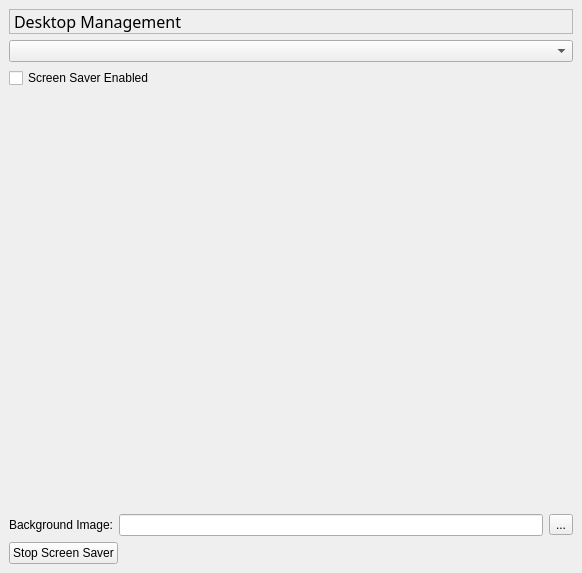
patrickhartling/maestro, file trunk/maestro/gui/plugins/views/desktop/DesktopViewerBase.ui: the form before one commit.
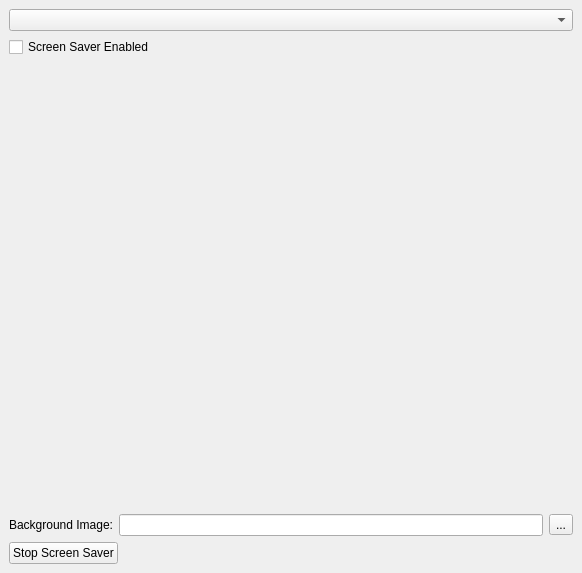
The form after the commit.

Commit message: - Put the view title bar in the Maestro UI instead of each view.

```diff
--- a/trunk/maestro/gui/plugins/views/desktop/DesktopViewerBase.ui
+++ b/trunk/maestro/gui/plugins/views/desktop/DesktopViewerBase.ui
@@ -22,33 +22,6 @@
    <property name="spacing" >
     <number>6</number>
    </property>
-   <item>
-    <widget class="QLabel" name="mTitleLbl" >
-     <property name="font" >
-      <font>
-       <family>Sans Serif</family>
-       <pointsize>12</pointsize>
-       <weight>50</weight>
-       <italic>false</italic>
-       <bold>false</bold>
-       <underline>false</underline>
-       <strikeout>false</strikeout>
-      </font>
-     </property>
-     <property name="autoFillBackground" >
-      <bool>true</bool>
-     </property>
-     <property name="frameShape" >
-      <enum>QFrame::StyledPanel</enum>
-     </property>
-     <property name="frameShadow" >
-      <enum>QFrame::Sunken</enum>
-     </property>
-     <property name="text" >
-      <string>Desktop Management</string>
-     </property>
-    </widget>
-   </item>
    <item>
     <widget class="QComboBox" name="mNodeChooser" />
    </item>
```
Left out of the diff: 4 changed lines with no effect on the pictures. The commit also changes 20 other files.
